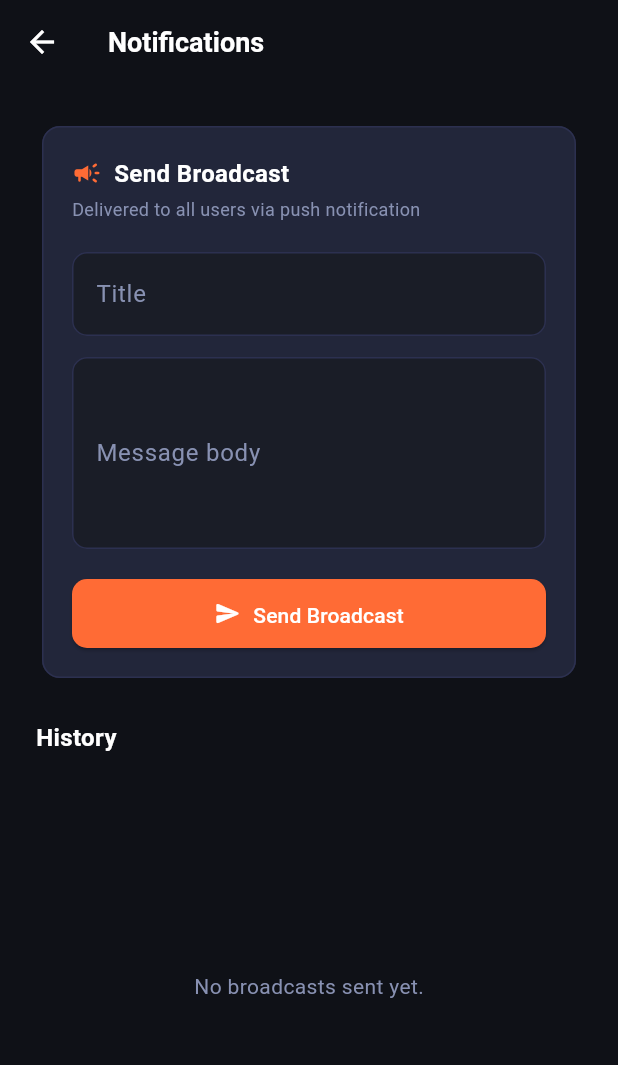
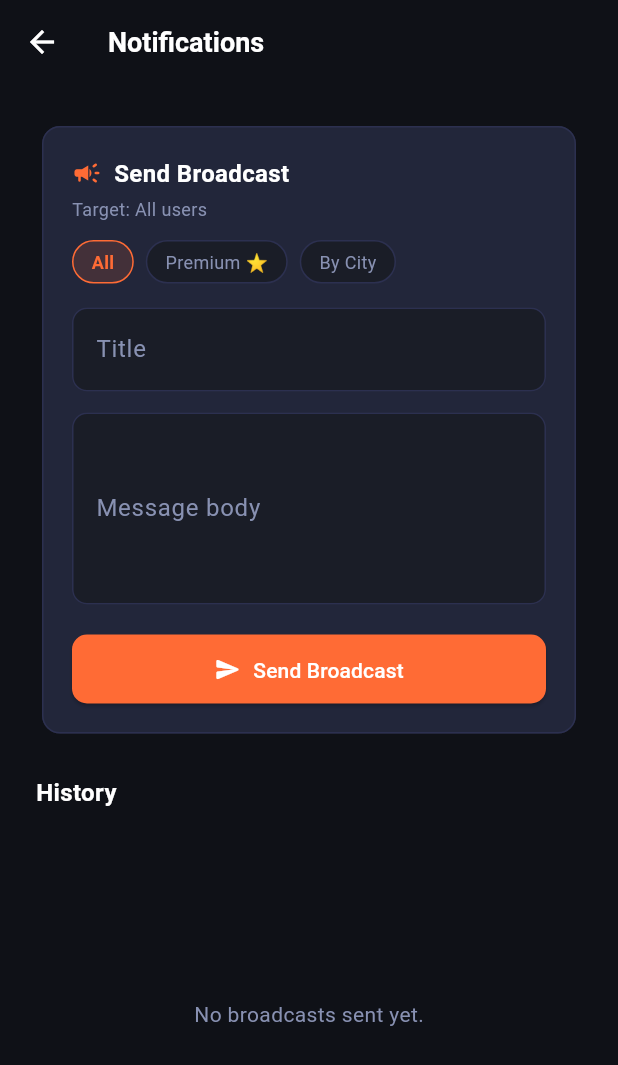
Before and after one commit to hassanmubiru/juicedates_admin, a Flutter app: the NotificationsScreen screen opened directly, on a phone screen of 412 x 824 dp. Shown: the top 1065 px of the screen. Run offline on Flutter 3.47's test engine with Material 3 defaults, Android fonts, the phone set to English and light mode, and no system bars; our stand-ins replace cached_network_image, cloud_firestore, data_table_2, firebase_auth, firebase_core, fl_chart; accounts and stored records are empty.

Commit message:
modified:   lib/screens/notifications_screen.dart

```diff
--- a/lib/screens/notifications_screen.dart
+++ b/lib/screens/notifications_screen.dart
@@ -101,14 +101,26 @@ class _ComposeCard extends StatelessWidget {
   final TextEditingController titleCtrl;
   final TextEditingController bodyCtrl;
   final bool sending;
+  final String segment;
+  final ValueChanged<String> onSegmentChanged;
   final VoidCallback onSend;
   const _ComposeCard({
     required this.formKey,
     required this.titleCtrl,
     required this.bodyCtrl,
     required this.sending,
+    required this.segment,
+    required this.onSegmentChanged,
     required this.onSend,
   });
+
+  String get _segmentLabel {
+    switch (segment) {
+      case 'premium': return 'Premium users only';
+      case 'city':    return 'Users in a specific city';
+      default:        return 'All users';
+    }
+  }
 
   @override
   Widget build(BuildContext context) {
@@ -134,9 +146,31 @@ class _ComposeCard extends StatelessWidget {
                 ],
               ),
               const SizedBox(height: 4),
-              const Text('Delivered to all users via push notification',
-                  style: TextStyle(color: kMuted, fontSize: 12)),
-              const SizedBox(height: 20),
+              Text('Target: $_segmentLabel',
+                  style: const TextStyle(color: kMuted, fontSize: 12)),
+              const SizedBox(height: 12),
+              // Segment chips
+              Wrap(
+                spacing: 8,
+                children: [
+                  _SegChip(
+                    label: 'All',
+                    active: segment == 'all',
+                    onTap: () => onSegmentChanged('all'),
+                  ),
+                  _SegChip(
+                    label: 'Premium ⭐',
+                    active: segment == 'premium',
+                    onTap: () => onSegmentChanged('premium'),
+                  ),
+                  _SegChip(
+                    label: 'By City',
+                    active: segment == 'city',
+                    onTap: () => onSegmentChanged('city'),
+                  ),
+                ],
+              ),
+              const SizedBox(height: 16),
               TextFormField(
                 controller: titleCtrl,
                 style: const TextStyle(color: Colors.white),
@@ -172,6 +206,37 @@ class _ComposeCard extends StatelessWidget {
             ],
           ),
         ),
+      ),
+    );
+  }
+}
+
+class _SegChip extends StatelessWidget {
+  final String label;
+  final bool active;
+  final VoidCallback onTap;
+  const _SegChip(
+      {required this.label, required this.active, required this.onTap});
+  @override
+  Widget build(BuildContext context) {
+    return GestureDetector(
+      onTap: onTap,
+      child: Container(
+        padding:
+            const EdgeInsets.symmetric(horizontal: 12, vertical: 5),
+        decoration: BoxDecoration(
+          color: active
+              ? kTangerine.withValues(alpha: 0.15)
+              : kSidebar,
+          borderRadius: BorderRadius.circular(20),
+          border: Border.all(color: active ? kTangerine : kBorder),
+        ),
+        child: Text(label,
+            style: TextStyle(
+                color: active ? kTangerine : kMuted,
+                fontSize: 12,
+                fontWeight:
+                    active ? FontWeight.w600 : FontWeight.normal)),
       ),
     );
   }
```
